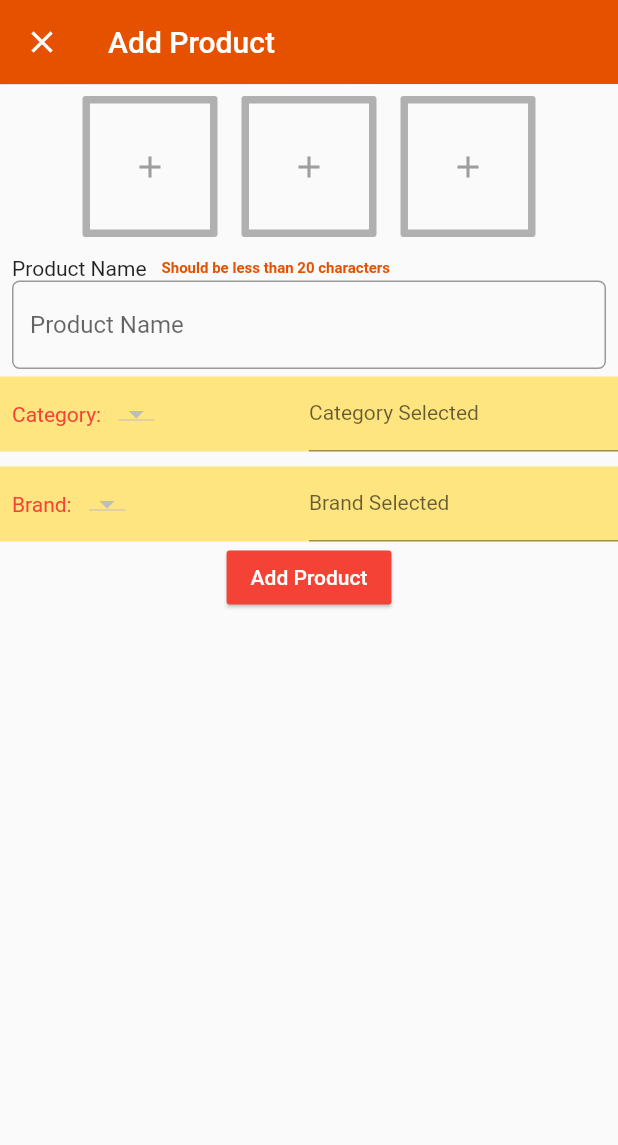
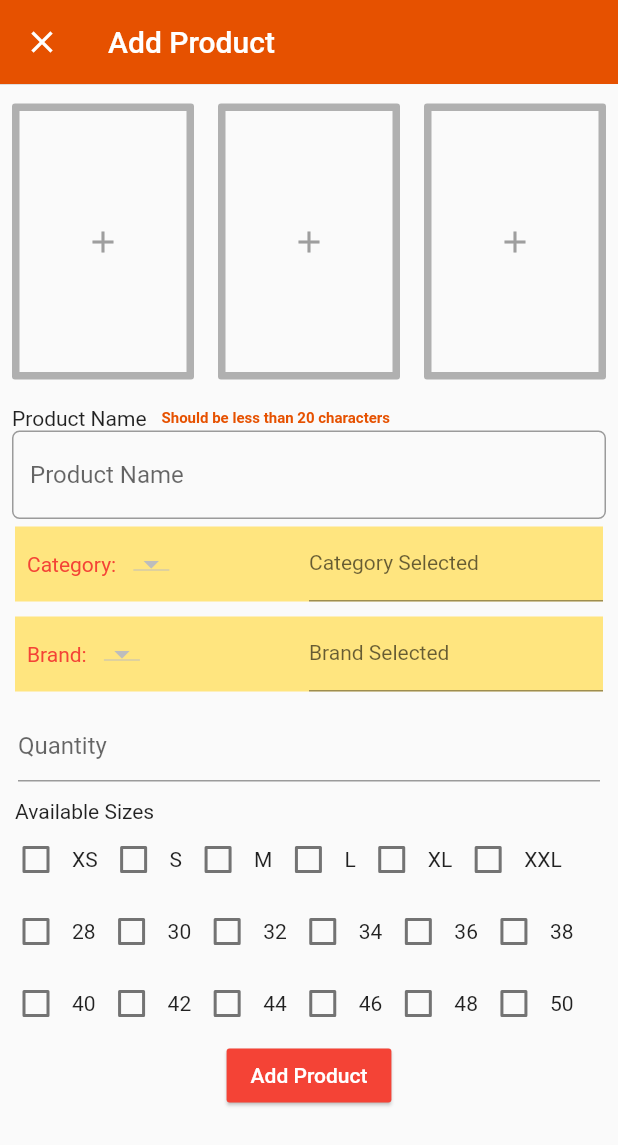
Before and after one commit to atm1504/atmmart-admin, a Flutter app: the AddProduct screen opened directly, on a phone screen of 412 x 824 dp. Shown: the top 1145 px of the screen. Run offline on Flutter 3.47's test engine with Material 2 defaults, Android fonts, the phone set to English and light mode, and no system bars; drawn by our look-alikes of flutter_typeahead; our stand-ins replace cloud_firestore, fluttertoast; accounts and stored records are empty.

Commit message:
feat: Add quantity and sizes

```diff
--- a/lib/screens/add_product.dart
+++ b/lib/screens/add_product.dart
@@ -19,6 +19,7 @@ class _AddProductState extends State<AddProduct> {
   TextEditingController _productNameController = TextEditingController();
   TextEditingController _categorySuggestionController = TextEditingController();
   TextEditingController _brandSuggestionController = TextEditingController();
+  TextEditingController _quantityController = TextEditingController();
 
   // Class initialization
   BrandService _brandService = BrandService();
@@ -33,6 +34,7 @@ class _AddProductState extends State<AddProduct> {
   List<DropdownMenuItem<String>> categoriesDropDown =
       <DropdownMenuItem<String>>[];
   List<DropdownMenuItem<String>> brandsDropDown = <DropdownMenuItem<String>>[];
+  List<String> selectedSizes = <String>[];
   String _currentCategory = "";
   String _currentBrand = "";
 
@@ -119,6 +121,18 @@ class _AddProductState extends State<AddProduct> {
     }
   }
 
+  void changeSelectedSize(String size) {
+    if (selectedSizes.contains(size)) {
+      setState(() {
+        selectedSizes.remove(size);
+      });
+    } else {
+      setState(() {
+        selectedSizes.insert(0, size);
+      });
+    }
+  }
+
   @override
   Widget build(BuildContext context) {
     return Scaffold(
@@ -144,18 +158,21 @@ class _AddProductState extends State<AddProduct> {
         key: _formKey,
         child: ListView(
           children: <Widget>[
-            Row(
+            Container(
+              height: 210,
+              child: Row(
                 crossAxisAlignment: CrossAxisAlignment.center,
                 mainAxisAlignment: MainAxisAlignment.center,
                 children: <Widget>[
-                Padding(
+                  Expanded(
+                    child: Padding(
                       padding: const EdgeInsets.all(8.0),
                       child: OutlineButton(
                         borderSide:
                             BorderSide(color: grey.withOpacity(0.8), width: 5),
                         onPressed: () {},
                         child: Padding(
-                      padding: const EdgeInsets.fromLTRB(17, 35, 17, 35),
+                          padding: const EdgeInsets.fromLTRB(20, 80, 20, 80),
                           child: Icon(
                             Icons.add,
                             color: grey,
@@ -163,14 +180,16 @@ class _AddProductState extends State<AddProduct> {
                         ),
                       ),
                     ),
-                Padding(
+                  ),
+                  Expanded(
+                    child: Padding(
                       padding: const EdgeInsets.all(8.0),
                       child: OutlineButton(
                         borderSide:
                             BorderSide(color: grey.withOpacity(0.8), width: 5),
                         onPressed: () {},
                         child: Padding(
-                      padding: const EdgeInsets.fromLTRB(17, 35, 17, 35),
+                          padding: const EdgeInsets.fromLTRB(20, 80, 20, 80),
                           child: Icon(
                             Icons.add,
                             color: grey,
@@ -178,14 +197,16 @@ class _AddProductState extends State<AddProduct> {
                         ),
                       ),
                     ),
-                Padding(
+                  ),
+                  Expanded(
+                    child: Padding(
                       padding: const EdgeInsets.all(8.0),
                       child: OutlineButton(
                         borderSide:
                             BorderSide(color: grey.withOpacity(0.8), width: 5),
                         onPressed: () {},
                         child: Padding(
-                      padding: const EdgeInsets.fromLTRB(17, 35, 17, 35),
+                          padding: const EdgeInsets.fromLTRB(20, 80, 20, 80),
                           child: Icon(
                             Icons.add,
                             color: grey,
@@ -193,7 +214,9 @@ class _AddProductState extends State<AddProduct> {
                         ),
                       ),
                     ),
+                  ),
                 ],
+              ),
             ),
             // TextField to take product name
             Padding(
@@ -251,7 +274,9 @@ class _AddProductState extends State<AddProduct> {
                 ],
               ),
             ),
-            Container(
+            Padding(
+              padding: const EdgeInsets.only(left: 10, right: 10),
+              child: Container(
                 height: 50,
                 color: Colors.amberAccent[100],
                 child: Row(
@@ -314,10 +339,13 @@ class _AddProductState extends State<AddProduct> {
                   ],
                 ),
               ),
+            ),
             SizedBox(
               height: 10,
             ),
-            Container(
+            Padding(
+              padding: const EdgeInsets.only(left: 10, right: 10),
+              child: Container(
                 height: 50,
                 color: Colors.amberAccent[100],
                 child: Row(
@@ -354,7 +382,8 @@ class _AddProductState extends State<AddProduct> {
                               hintText: _currentBrand),
                         ),
                         suggestionsCallback: (pattern) async {
-                        return await _brandService.getBrandSuggestions(pattern);
+                          return await _brandService
+                              .getBrandSuggestions(pattern);
                         },
                         suggestionsBoxDecoration: SuggestionsBoxDecoration(
                             elevation: 0.2,
@@ -377,6 +406,113 @@ class _AddProductState extends State<AddProduct> {
                   ],
                 ),
               ),
+            ),
+            Padding(
+              padding: const EdgeInsets.all(12.0),
+              child: TextFormField(
+                controller: _quantityController,
+                keyboardType: TextInputType.number,
+                decoration: InputDecoration(
+                  hintText: 'Quantity',
+                ),
+                validator: (value) {
+                  if (value.isEmpty) {
+                    return 'You must enter the product name';
+                  }
+                },
+              ),
+            ),
+            Padding(
+              padding: const EdgeInsets.only(left: 10, right: 10),
+              child: Text('Available Sizes'),
+            ),
+
+            Row(
+              children: <Widget>[
+                Checkbox(
+                    value: selectedSizes.contains('XS'),
+                    onChanged: (value) => changeSelectedSize('XS')),
+                Text('XS'),
+                Checkbox(
+                    value: selectedSizes.contains('S'),
+                    onChanged: (value) => changeSelectedSize('S')),
+                Text('S'),
+                Checkbox(
+                    value: selectedSizes.contains('M'),
+                    onChanged: (value) => changeSelectedSize('M')),
+                Text('M'),
+                Checkbox(
+                    value: selectedSizes.contains('L'),
+                    onChanged: (value) => changeSelectedSize('L')),
+                Text('L'),
+                Checkbox(
+                    value: selectedSizes.contains('XL'),
+                    onChanged: (value) => changeSelectedSize('XL')),
+                Text('XL'),
+                Checkbox(
+                    value: selectedSizes.contains('XXL'),
+                    onChanged: (value) => changeSelectedSize('XXL')),
+                Text('XXL'),
+              ],
+            ),
+
+            Row(
+              children: <Widget>[
+                Checkbox(
+                    value: selectedSizes.contains('28'),
+                    onChanged: (value) => changeSelectedSize('28')),
+                Text('28'),
+                Checkbox(
+                    value: selectedSizes.contains('30'),
+                    onChanged: (value) => changeSelectedSize('30')),
+                Text('30'),
+                Checkbox(
+                    value: selectedSizes.contains('32'),
+                    onChanged: (value) => changeSelectedSize('32')),
+                Text('32'),
+                Checkbox(
+                    value: selectedSizes.contains('34'),
+                    onChanged: (value) => changeSelectedSize('34')),
+                Text('34'),
+                Checkbox(
+                    value: selectedSizes.contains('36'),
+                    onChanged: (value) => changeSelectedSize('36')),
+                Text('36'),
+                Checkbox(
+                    value: selectedSizes.contains('38'),
+                    onChanged: (value) => changeSelectedSize('38')),
+                Text('38'),
+              ],
+            ),
+
+            Row(
+              children: <Widget>[
+                Checkbox(
+                    value: selectedSizes.contains('40'),
+                    onChanged: (value) => changeSelectedSize('40')),
+                Text('40'),
+                Checkbox(
+                    value: selectedSizes.contains('42'),
+                    onChanged: (value) => changeSelectedSize('42')),
+                Text('42'),
+                Checkbox(
+                    value: selectedSizes.contains('44'),
+                    onChanged: (value) => changeSelectedSize('44')),
+                Text('44'),
+                Checkbox(
+                    value: selectedSizes.contains('46'),
+                    onChanged: (value) => changeSelectedSize('46')),
+                Text('46'),
+                Checkbox(
+                    value: selectedSizes.contains('48'),
+                    onChanged: (value) => changeSelectedSize('48')),
+                Text('48'),
+                Checkbox(
+                    value: selectedSizes.contains('50'),
+                    onChanged: (value) => changeSelectedSize('50')),
+                Text('50'),
+              ],
+            ),
             Center(
               child: RaisedButton(
                 color: red,
```
Lines whose indentation alone changed are shown as unchanged.
